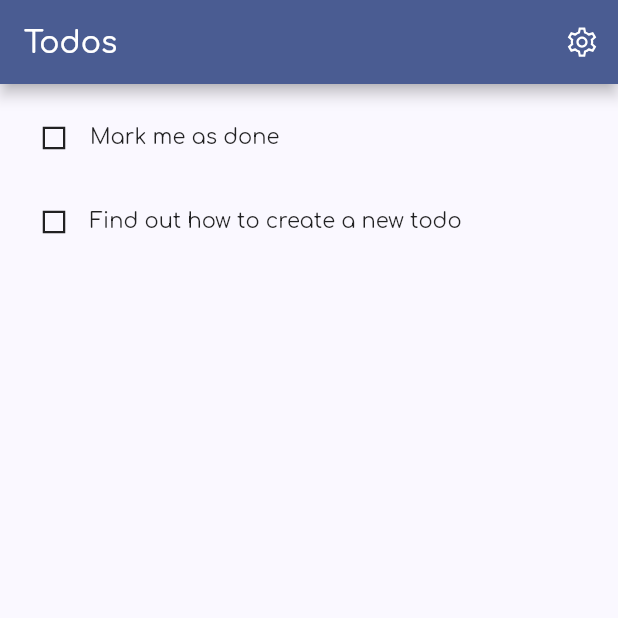
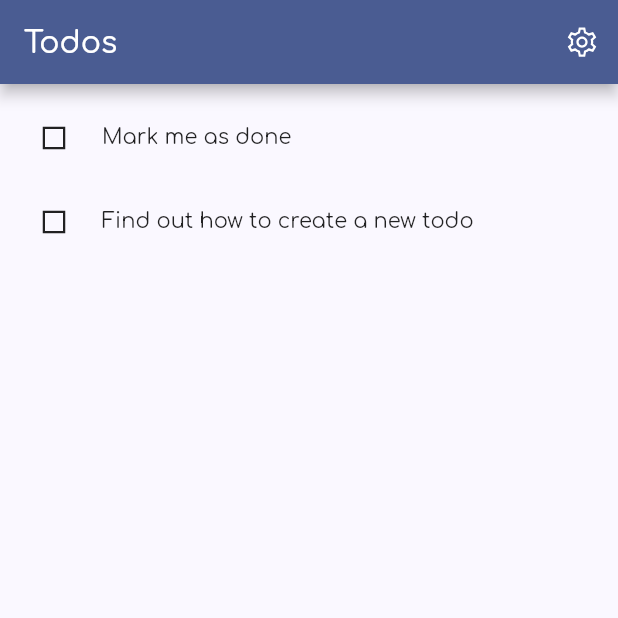
Before and after one commit to amka/flutter-todoapp, a Flutter app: the screen it shows after launch, on a phone screen of 412 x 824 dp, the top half of it. Run offline on Flutter 3.47's test engine with Material 2 defaults, Android fonts, the phone set to English and light mode, and no system bars; our stand-ins replace beamer, get, google_fonts, isar, line_icons; accounts and stored records are empty; generated files the repository leaves out were written again.

Commit message:
Update UI, add Done style

```diff
--- a/lib/src/components/todo_list.dart
+++ b/lib/src/components/todo_list.dart
@@ -41,36 +41,56 @@ class _TodoListState extends State<TodoList> {
           if (snapshot.hasData) {
             final items = snapshot.data;
             return ListView.builder(
-              padding: EdgeInsets.symmetric(vertical: 12),
+              padding: const EdgeInsets.symmetric(vertical: 12),
               itemCount: items?.length,
               itemBuilder: (context, index) {
                 final item = items![index];
                 return Padding(
                   padding: const EdgeInsets.only(bottom: 8.0),
-                  child: Container(
+                  child: InkWell(
+                    onTap: widget.onTodoTap != null
+                        ? () => widget.onTodoTap!(item.id!)
+                        : null,
+                    borderRadius: BorderRadius.circular(12),
                     child: Row(
                       children: [
                         IconButton(
                           onPressed: () async =>
                               await toggleDoneState(item.id!),
-                          icon: item.state == TodoState.done
+                          icon: item.resolved
                               ? LineIcon.checkSquare()
                               : LineIcon.square(),
+                          color: item.resolved
+                              ? Theme.of(context)
+                                  .colorScheme
+                                  .onSurface
+                                  .withAlpha(100)
+                              : null,
+                          splashRadius: 6,
                         ),
                         Expanded(
-                          child: InkWell(
-                            onTap: widget.onTodoTap != null
-                                ? () => widget.onTodoTap!(item.id!)
-                                : null,
-                            child: Text(
-                              item.title,
-                              overflow: TextOverflow.fade,
-                              softWrap: false,
-                              style: item.state == TodoState.done
-                                  ? const TextStyle(
-                                      decoration: TextDecoration.lineThrough,
-                                    )
-                                  : null,
+                          child: SizedBox(
+                            height: 48,
+                            child: Align(
+                              alignment: Alignment.centerLeft,
+                              child: Padding(
+                                padding:
+                                    const EdgeInsets.symmetric(horizontal: 8.0),
+                                child: Text(
+                                  item.title,
+                                  overflow: TextOverflow.fade,
+                                  softWrap: false,
+                                  style: item.resolved
+                                      ? TextStyle(
+                                          decoration:
+                                              TextDecoration.lineThrough,
+                                          color: Theme.of(context)
+                                              .colorScheme
+                                              .onSurface
+                                              .withAlpha(100))
+                                      : null,
+                                ),
+                              ),
                             ),
                           ),
                         )
--- a/lib/src/models/todo.dart
+++ b/lib/src/models/todo.dart
@@ -22,6 +22,8 @@ class Todo {
   late DateTime updatedAt;
   DateTime? deadline;
 
+  bool get resolved => state == TodoState.done;
+
   Todo(
     this.title, {
     this.description,
--- a/lib/src/pages/todo_page.dart
+++ b/lib/src/pages/todo_page.dart
@@ -99,12 +99,14 @@ class _TodoPageState extends State<TodoPage> {
                 ),
               ),
               SizedBox(
+                height: 48,
                 child: MaterialButton(
                   onPressed: () => context.beamToNamed('/'),
                   color: Theme.of(context).colorScheme.primary,
                   shape: RoundedRectangleBorder(
                     borderRadius: BorderRadius.circular(12),
                   ),
+                  elevation: 0,
                   child: Row(
                     mainAxisAlignment: MainAxisAlignment.center,
                     children: [
--- a/lib/src/services/todo.dart
+++ b/lib/src/services/todo.dart
@@ -43,13 +43,7 @@ class TodoService extends GetxService {
   Future toggleDoneState(int todoId) async {
     final todo = await getTodo(todoId);
     if (todo != null) {
-      switch (todo.state) {
-        case TodoState.open:
-          todo.state = TodoState.done;
-          break;
-        default:
-          todo.state = TodoState.open;
-      }
+      todo.state = todo.resolved ? TodoState.open : TodoState.done;
       await putTodo(todo);
     }
   }
```
